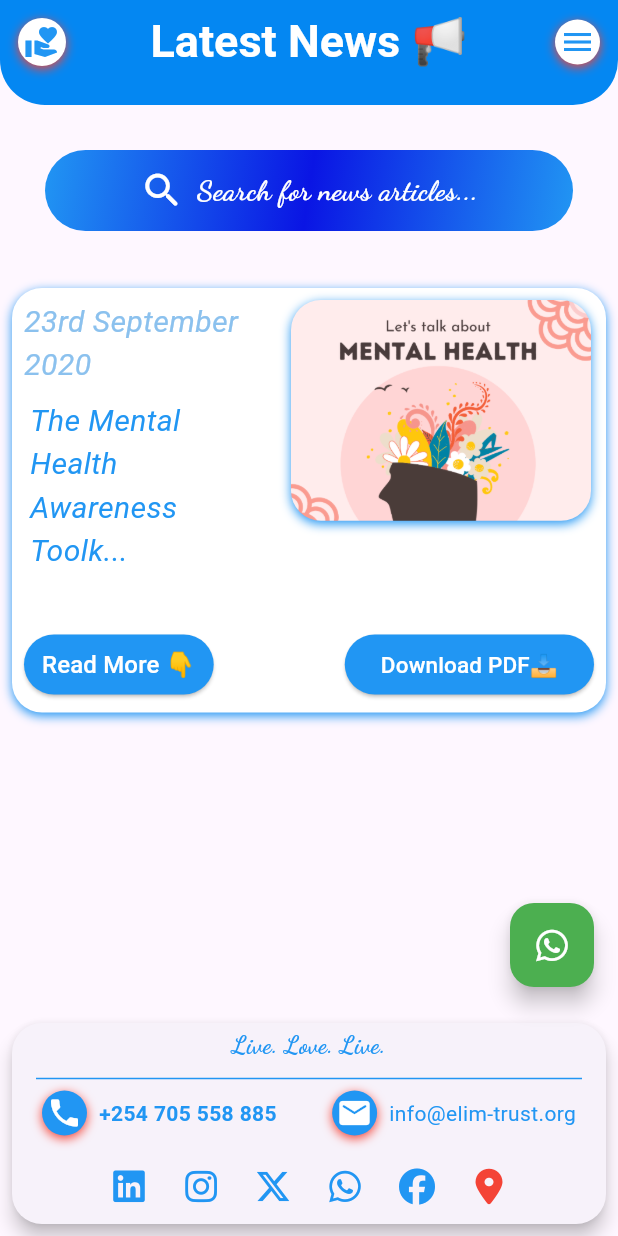
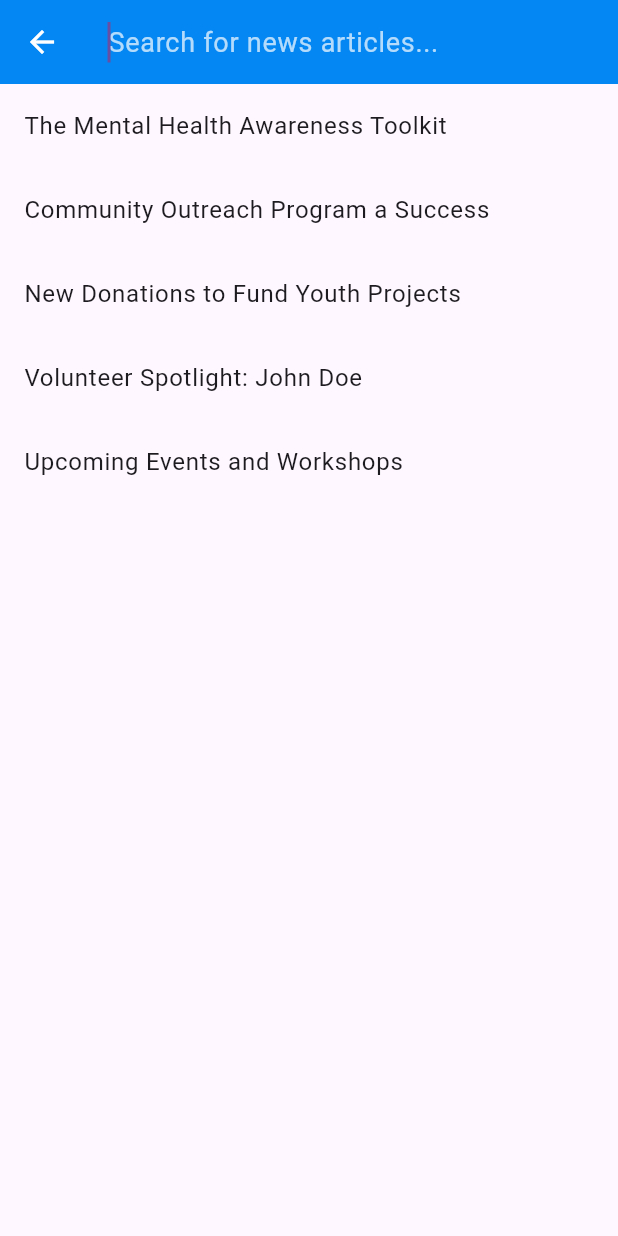
Before and after one commit to Yvonne-Wanja-1/appy, a Flutter app: the LatestnewsPage screen opened by its route, after a tap on "Search for news articles...", on a phone screen of 412 x 824 dp. Run offline on Flutter 3.47's test engine with Material 3 defaults, Android fonts, the phone set to English and light mode, and no system bars; our stand-ins replace animated_text_kit, curved_navigation_bar, font_awesome_flutter, google_fonts, image_cropper, image_picker and 3 more.

Commit message:
added the search page

```diff
--- a/appy/lib/pages/pages/latestnews.dart
+++ b/appy/lib/pages/pages/latestnews.dart
@@ -1,5 +1,6 @@
 import 'dart:io'; // Required for File operations
 
+import 'package:elim_trust_2/pages/pages/searchpage.dart';
 import 'package:flutter/material.dart';
 import 'package:flutter/services.dart' show ByteData, rootBundle; // Required for rootBundle
 import 'package:font_awesome_flutter/font_awesome_flutter.dart';
@@ -7,6 +8,7 @@ import 'package:google_fonts/google_fonts.dart';
 import 'package:open_file/open_file.dart'; // Required for OpenFile
 import 'package:path_provider/path_provider.dart'; // Required for getTemporaryDirectory
 import 'package:url_launcher/url_launcher.dart'; // Required for launching URLs
+
 
 class LatestnewsPage extends StatefulWidget {
   const LatestnewsPage({super.key});
@@ -217,7 +219,10 @@ class _LatestnewsPageState extends State<LatestnewsPage>
               // Search Bar Section
               GestureDetector(
                 onTap: () {
-                  // Add functionality for the search bar tap here
+                  Navigator.push(
+                    context,
+                    MaterialPageRoute(builder: (context) => const SearchPage()),
+                  );
                 },
                 child: Container(
                   margin: const EdgeInsets.all(30.0),
--- /dev/null
+++ b/appy/lib/pages/pages/searchpage.dart
@@ -0,0 +1,90 @@
+import 'package:flutter/material.dart';
+
+class SearchPage extends StatefulWidget {
+  const SearchPage({super.key});
+
+  @override
+  State<SearchPage> createState() => _SearchPageState();
+}
+
+class _SearchPageState extends State<SearchPage> {
+  final TextEditingController _searchController = TextEditingController();
+  List<String> _searchResults = [];
+  // Dummy data for demonstration. You should replace this with your actual data source.
+  final List<String> _allNewsArticles = [
+    'The Mental Health Awareness Toolkit',
+    'Community Outreach Program a Success',
+    'New Donations to Fund Youth Projects',
+    'Volunteer Spotlight: John Doe',
+    'Upcoming Events and Workshops',
+  ];
+
+  @override
+  void initState() {
+    super.initState();
+    // Initially, show all articles or a subset.
+    _searchResults = _allNewsArticles;
+  }
+
+  void _performSearch(String query) {
+    if (query.isEmpty) {
+      setState(() {
+        // If the query is empty, show all articles.
+        _searchResults = _allNewsArticles;
+      });
+      return;
+    }
+    setState(() {
+      _searchResults = _allNewsArticles
+          .where((article) => article.toLowerCase().contains(query.toLowerCase()))
+          .toList();
+    });
+  }
+
+  @override
+  Widget build(BuildContext context) {
+    return Scaffold(
+      appBar: AppBar(
+        backgroundColor: const Color.fromARGB(255, 4, 135, 242),
+        iconTheme: const IconThemeData(color: Colors.white),
+        title: TextField(
+          controller: _searchController,
+          autofocus: true,
+          decoration: const InputDecoration(
+            hintText: 'Search for news articles...',
+            border: InputBorder.none,
+            hintStyle: TextStyle(color: Colors.white70),
+          ),
+          style: const TextStyle(color: Colors.white, fontSize: 18),
+          onChanged: _performSearch,
+        ),
+      ),
+      body: _searchResults.isEmpty
+          ? const Center(
+              child: Text('No results found.'),
+            )
+          : ListView.builder(
+              itemCount: _searchResults.length,
+              itemBuilder: (context, index) {
+                final article = _searchResults[index];
+                return ListTile(
+                  title: Text(article),
+                  onTap: () {
+                    // TODO: Navigate to the specific article details page
+                    // For now, we can just pop and maybe pass the result back
+                    // or navigate to a detail screen.
+                    print('Tapped on: $article');
+                    Navigator.pushNamed(context, '/readmorelatestnews');
+                  },
+                );
+              },
+            ),
+    );
+  }
+
+  @override
+  void dispose() {
+    _searchController.dispose();
+    super.dispose();
+  }
+}
```
